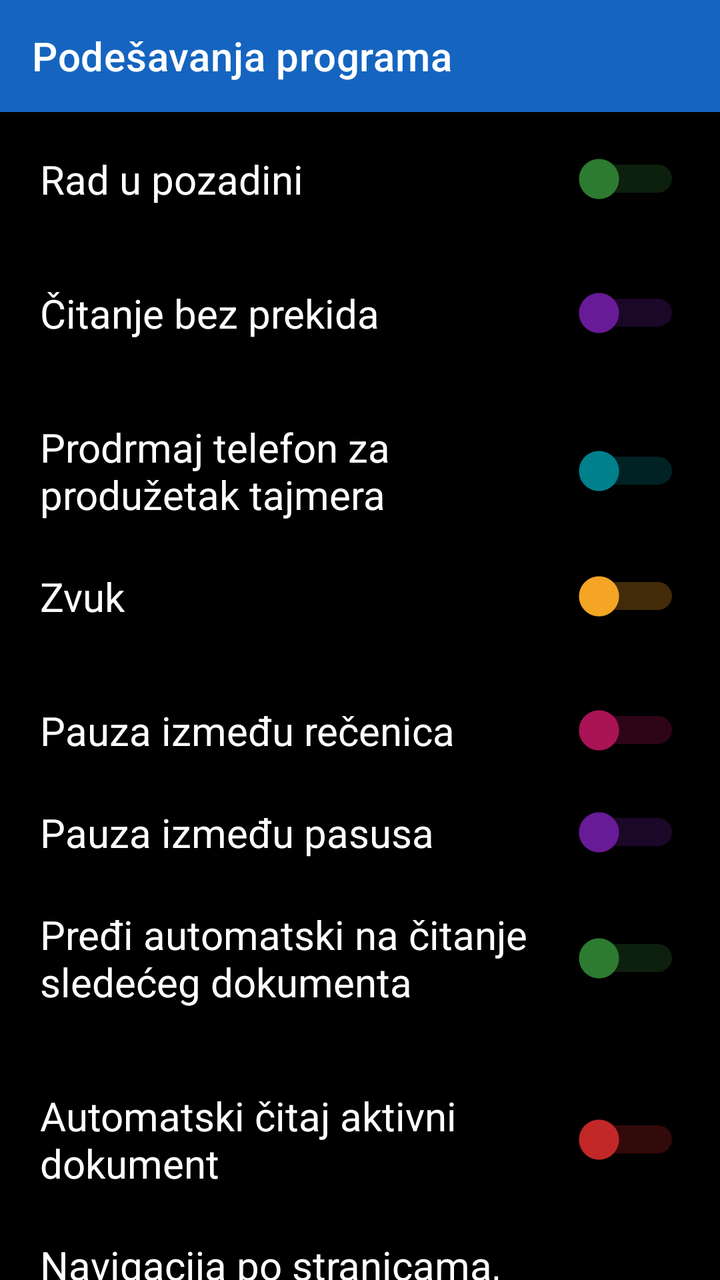
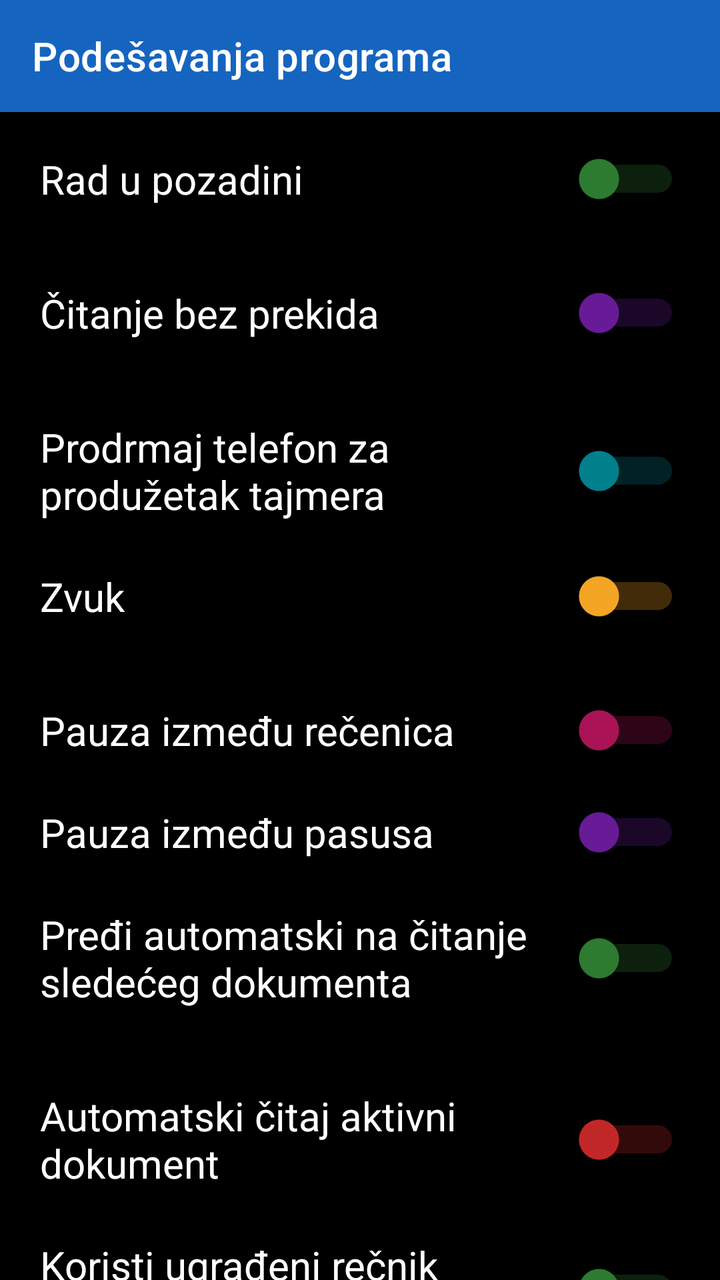

Screens rendered from an Android XML layout before and after an edit, with the pre-edit source and the edit as a unified diff.
<!-- AndroidManifest.xml: application theme Theme.RecPoRec -->
<!-- res/layout/activity_settings.xml -->
<?xml version="1.0" encoding="utf-8"?>
<LinearLayout xmlns:android="http://schemas.android.com/apk/res/android"
    xmlns:app="http://schemas.android.com/apk/res-auto"
    android:layout_width="match_parent"
    android:layout_height="match_parent"
    android:orientation="vertical"
    android:fitsSystemWindows="true"
    android:background="@color/background">

    <androidx.appcompat.widget.Toolbar
        android:id="@+id/toolbar"
        android:layout_width="match_parent"
        android:layout_height="?attr/actionBarSize"
        android:background="@color/btn_voice"
        android:titleTextColor="@color/text_primary"
        app:title="@string/menu_settings" />

    <ScrollView
        android:layout_width="match_parent"
        android:layout_height="0dp"
        android:layout_weight="1">

    <LinearLayout
        android:layout_width="match_parent"
        android:layout_height="wrap_content"
        android:orientation="vertical">

    <Switch
        android:id="@+id/switchBackground"
        android:layout_width="match_parent"
        android:layout_height="wrap_content"
        android:padding="20dp"
        android:textSize="20sp"
        android:textColor="@color/text_primary"
        android:thumbTint="@color/btn_chapter"
        android:trackTint="@color/btn_chapter"
        android:text="@string/setting_background"
        android:contentDescription="@string/setting_background" />

    <Switch
        android:id="@+id/switchUninterrupted"
        android:layout_width="match_parent"
        android:layout_height="wrap_content"
        android:padding="20dp"
        android:textSize="20sp"
        android:textColor="@color/text_primary"
        android:thumbTint="@color/btn_timer"
        android:trackTint="@color/btn_timer"
        android:text="@string/setting_uninterrupted"
        android:contentDescription="@string/setting_uninterrupted" />

    <LinearLayout
        android:layout_width="match_parent"
        android:layout_height="wrap_content"
        android:orientation="vertical"
        android:paddingStart="20dp"
        android:paddingEnd="20dp"
        android:paddingTop="20dp"
        android:paddingBottom="4dp">

        <Switch
            android:id="@+id/switchShake"
            android:layout_width="match_parent"
            android:layout_height="wrap_content"
            android:textSize="20sp"
            android:textColor="@color/text_primary"
            android:thumbTint="@color/btn_speed"
            android:trackTint="@color/btn_speed"
            android:text="@string/setting_shake"
            android:contentDescription="@string/setting_shake" />
    </LinearLayout>

    <Switch
        android:id="@+id/switchSound"
        android:layout_width="match_parent"
        android:layout_height="wrap_content"
        android:padding="20dp"
        android:textSize="20sp"
        android:textColor="@color/text_primary"
        android:thumbTint="@color/btn_volume"
        android:trackTint="@color/btn_volume"
        android:text="Zvuk"
        android:contentDescription="Zvuk - kratak zvuk pri dodiru dugmadi" />

    <LinearLayout
        android:layout_width="match_parent"
        android:layout_height="wrap_content"
        android:orientation="vertical"
        android:paddingStart="20dp"
        android:paddingEnd="20dp"
        android:paddingTop="20dp"
        android:paddingBottom="4dp">

        <Switch
            android:id="@+id/switchSentencePause"
            android:layout_width="match_parent"
            android:layout_height="wrap_content"
            android:textSize="20sp"
            android:textColor="@color/text_primary"
            android:thumbTint="@color/btn_page_nav"
            android:trackTint="@color/btn_page_nav"
            android:text="@string/setting_sentence_pause"
            android:contentDescription="@string/setting_sentence_pause" />

        
        <LinearLayout
            android:id="@+id/groupSentencePauseMs"
            android:layout_width="match_parent"
            android:layout_height="wrap_content"
            android:orientation="vertical"
            android:layout_marginTop="10dp"
            android:visibility="gone">

            <SeekBar
                android:id="@+id/seekSentencePause"
                android:layout_width="match_parent"
                android:layout_height="wrap_content"
                android:contentDescription="Trajanje pauze između rečenica u milisekundama"
                android:max="1000"
                android:progress="300"
                android:progressTint="@color/btn_page_nav"
                android:thumbTint="@color/btn_page_nav" />

            <TextView
                android:id="@+id/textSentencePauseStatus"
                android:layout_width="match_parent"
                android:layout_height="wrap_content"
                android:gravity="center"
                android:textSize="18sp"
                android:textColor="@color/text_primary"
                android:accessibilityLiveRegion="polite"
                android:text="Pauza između rečenica: 300 ms" />
        </LinearLayout>
    </LinearLayout>

    <LinearLayout
        android:layout_width="match_parent"
        android:layout_height="wrap_content"
        android:orientation="vertical"
        android:paddingStart="20dp"
        android:paddingEnd="20dp"
        android:paddingTop="20dp"
        android:paddingBottom="4dp">

        <Switch
            android:id="@+id/switchParagraphPause"
            android:layout_width="match_parent"
            android:layout_height="wrap_content"
            android:textSize="20sp"
            android:textColor="@color/text_primary"
            android:thumbTint="@color/btn_timer"
            android:trackTint="@color/btn_timer"
            android:text="Pauza između pasusa"
            android:contentDescription="Pauza između pasusa - primenjuje se umesto obične pauze na kraju pasusa" />

        
        <LinearLayout
            android:id="@+id/groupParagraphPauseMs"
            android:layout_width="match_parent"
            android:layout_height="wrap_content"
            android:orientation="vertical"
            android:layout_marginTop="10dp"
            android:visibility="gone">

            <SeekBar
                android:id="@+id/seekParagraphPause"
                android:layout_width="match_parent"
                android:layout_height="wrap_content"
                android:contentDescription="Trajanje pauze između pasusa u milisekundama"
                android:max="1000"
                android:progress="800"
                android:progressTint="@color/btn_timer"
                android:thumbTint="@color/btn_timer" />

            <TextView
                android:id="@+id/textParagraphPauseStatus"
                android:layout_width="match_parent"
                android:layout_height="wrap_content"
                android:gravity="center"
                android:textSize="18sp"
                android:textColor="@color/text_primary"
                android:accessibilityLiveRegion="polite"
                android:text="Pauza između pasusa: 800 ms" />
        </LinearLayout>
    </LinearLayout>

    <Switch
        android:id="@+id/switchAutoNext"
        android:layout_width="match_parent"
        android:layout_height="wrap_content"
        android:padding="20dp"
        android:textSize="20sp"
        android:textColor="@color/text_primary"
        android:thumbTint="@color/btn_chapter"
        android:trackTint="@color/btn_chapter"
        android:text="@string/setting_auto_next"
        android:contentDescription="@string/setting_auto_next" />

    <LinearLayout
        android:layout_width="match_parent"
        android:layout_height="wrap_content"
        android:orientation="vertical"
        android:paddingStart="20dp"
        android:paddingEnd="20dp"
        android:paddingTop="20dp"
        android:paddingBottom="4dp">

        <Switch
            android:id="@+id/switchAutoRead"
            android:layout_width="match_parent"
            android:layout_height="wrap_content"
            android:textSize="20sp"
            android:textColor="@color/text_primary"
            android:thumbTint="@color/btn_wakeup"
            android:trackTint="@color/btn_wakeup"
            android:text="Automatski čitaj aktivni dokument"
            android:contentDescription="Automatski čitaj aktivni dokument" />
    </LinearLayout>

    <LinearLayout
        android:layout_width="match_parent"
        android:layout_height="wrap_content"
        android:orientation="vertical"
        android:padding="20dp">

        <TextView
            android:layout_width="match_parent"
            android:layout_height="wrap_content"
            android:textSize="20sp"
            android:textColor="@color/text_primary"
            android:text="Navigacija po stranicama, minutama, oznakama, ili rečenicama" />

        <Button
            android:id="@+id/btnNavigationMode"
            android:layout_width="match_parent"
            android:layout_height="64dp"
            android:layout_marginTop="10dp"
            android:textSize="20sp"
            android:backgroundTint="@color/btn_page_nav"
            android:textColor="@color/button_text"
            android:text="Stranica" />
    </LinearLayout>

    <Button
        android:id="@+id/btnExportSettings"
        android:layout_width="match_parent"
        android:layout_height="64dp"
        android:layout_marginHorizontal="20dp"
        android:layout_marginTop="20dp"
        android:textSize="20sp"
        android:backgroundTint="@color/btn_chapter"
        android:textColor="@color/button_text"
        android:contentDescription="Izvezi podešavanja u fajl. Dug pritisak: napravi rezervnu kopiju dokumenata."
        android:text="Izvezi podešavanja u fajl" />

    <Button
        android:id="@+id/btnImportSettings"
        android:layout_width="match_parent"
        android:layout_height="64dp"
        android:layout_margin="20dp"
        android:textSize="20sp"
        android:backgroundTint="@color/btn_chapter"
        android:textColor="@color/button_text"
        android:contentDescription="Uvezi podešavanja iz fajla. Dug pritisak: vrati rezervnu kopiju."
        android:text="Uvezi podešavanja iz fajla" />

    <Button
        android:id="@+id/btnResetGeneralDefaults"
        android:layout_width="match_parent"
        android:layout_height="64dp"
        android:layout_margin="20dp"
        android:textSize="20sp"
        android:backgroundTint="@color/btn_page_nav"
        android:textColor="@color/button_text"
        android:text="Vrati na zadano" />

    <Button
        android:id="@+id/btnBack"
        android:layout_width="match_parent"
        android:layout_height="64dp"
        android:layout_marginHorizontal="20dp"
        android:layout_marginBottom="20dp"
        android:textSize="20sp"
        android:backgroundTint="@color/btn_combined"
        android:textColor="@color/button_text"
        android:text="Nazad" />

    </LinearLayout>
    </ScrollView>

</LinearLayout>
<!-- resources referenced by this layout -->
<resources>
  <color name="background">#000000</color>
  <color name="btn_chapter">#2E7D32</color>
  <color name="btn_combined">#455A64</color>
  <color name="btn_page_nav">#AD1457</color>
  <color name="btn_speed">#00838F</color>
  <color name="btn_timer">#6A1B9A</color>
  <color name="btn_voice">#1565C0</color>
  <color name="btn_volume">#F9A825</color>
  <color name="btn_wakeup">#C62828</color>
  <color name="button_text">#FFFFFF</color>
  <color name="text_primary">#FFFFFF</color>
  <string name="menu_settings">Podešavanja programa</string>
  <string name="setting_auto_next">Pređi automatski na čitanje sledećeg dokumenta</string>
  <string name="setting_background">Rad u pozadini</string>
  <string name="setting_sentence_pause">Pauza između rečenica</string>
  <string name="setting_shake">Prodrmaj telefon za produžetak tajmera</string>
  <string name="setting_uninterrupted">Čitanje bez prekida</string>
  <style name="Theme.RecPoRec" parent="Theme.MaterialComponents.DayNight.NoActionBar">
          <item name="android:windowBackground">@color/background</item>
          <item name="android:textColorPrimary">@color/text_primary</item>
          <item name="colorPrimary">@color/btn_voice</item>
          <item name="colorOnPrimary">@color/button_text</item>
          <item name="alertDialogTheme">@style/RecPoRecAlertDialog</item>
          <item name="android:alertDialogTheme">@style/RecPoRecAlertDialog</item>
      </style>
  <style name="RecPoRecAlertDialog" parent="Theme.AppCompat.DayNight.Dialog.Alert">
          <item name="android:windowBackground">@color/background</item>
          <item name="android:textColorPrimary">@color/text_primary</item>
          <item name="colorAccent">@color/btn_goto_page</item>
          <item name="android:textAppearanceMedium">@style/RecPoRecDialogText</item>
          <item name="android:textAppearanceListItem">@style/RecPoRecDialogText</item>
          <item name="android:textAppearanceListItemSmall">@style/RecPoRecDialogText</item>
          <item name="buttonBarPositiveButtonStyle">@style/RecPoRecDialogButton</item>
          <item name="buttonBarNegativeButtonStyle">@style/RecPoRecDialogButton</item>
          <item name="buttonBarNeutralButtonStyle">@style/RecPoRecDialogButton</item>
      </style>
  <color name="btn_goto_page">#5D4037</color>
  <style name="RecPoRecDialogText" parent="TextAppearance.AppCompat.Medium">
          <item name="android:textSize">20sp</item>
          <item name="android:textColor">@color/text_primary</item>
      </style>
  <style name="RecPoRecDialogButton" parent="Widget.AppCompat.Button.ButtonBar.AlertDialog">
          <item name="android:textSize">18sp</item>
          <item name="android:textColor">@color/btn_goto_page</item>
          <item name="android:textStyle">bold</item>
      </style>
</resources>

<!-- the commit's change to res/layout/activity_settings.xml (unified diff, before → after) -->
@@ -221,6 +221,27 @@
         android:layout_width="match_parent"
         android:layout_height="wrap_content"
         android:orientation="vertical"
+        android:paddingStart="20dp"
+        android:paddingEnd="20dp"
+        android:paddingTop="20dp"
+        android:paddingBottom="4dp">
+
+        <Switch
+            android:id="@+id/switchBuiltInPronunciationDict"
+            android:layout_width="match_parent"
+            android:layout_height="wrap_content"
+            android:textSize="20sp"
+            android:textColor="@color/text_primary"
+            android:thumbTint="@color/btn_chapter"
+            android:trackTint="@color/btn_chapter"
+            android:text="Koristi ugrađeni rečnik izgovora"
+            android:contentDescription="Koristi ugrađeni rečnik izgovora" />
+    </LinearLayout>
+
+    <LinearLayout
+        android:layout_width="match_parent"
+        android:layout_height="wrap_content"
+        android:orientation="vertical"
         android:padding="20dp">
 
         <TextView
